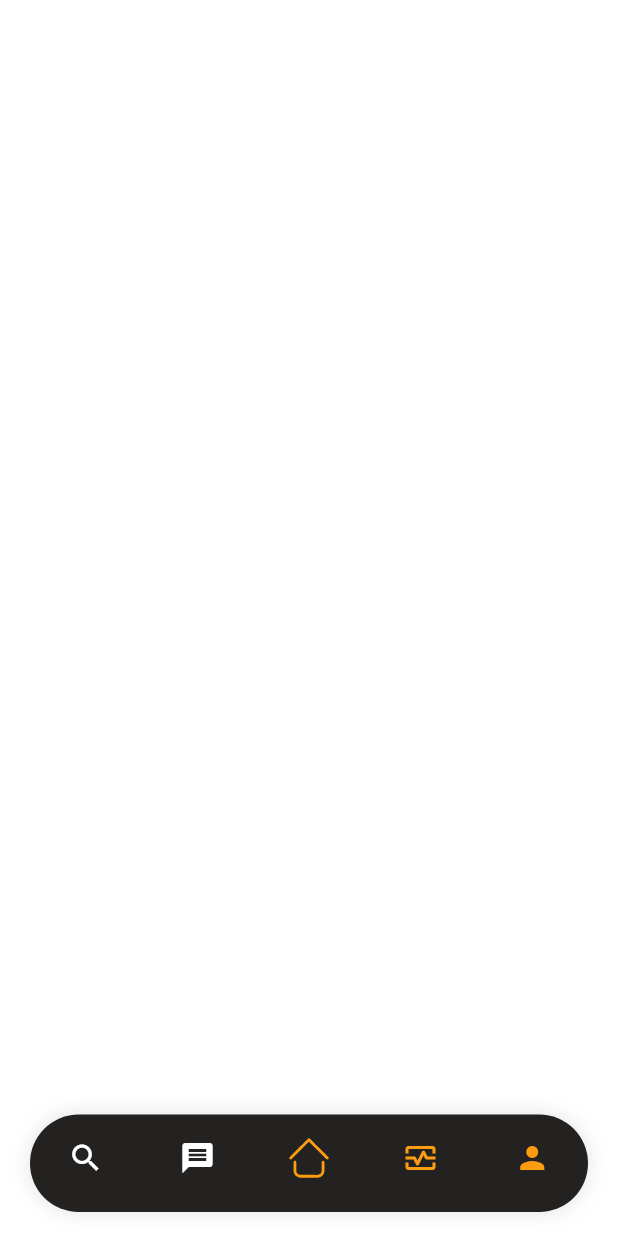
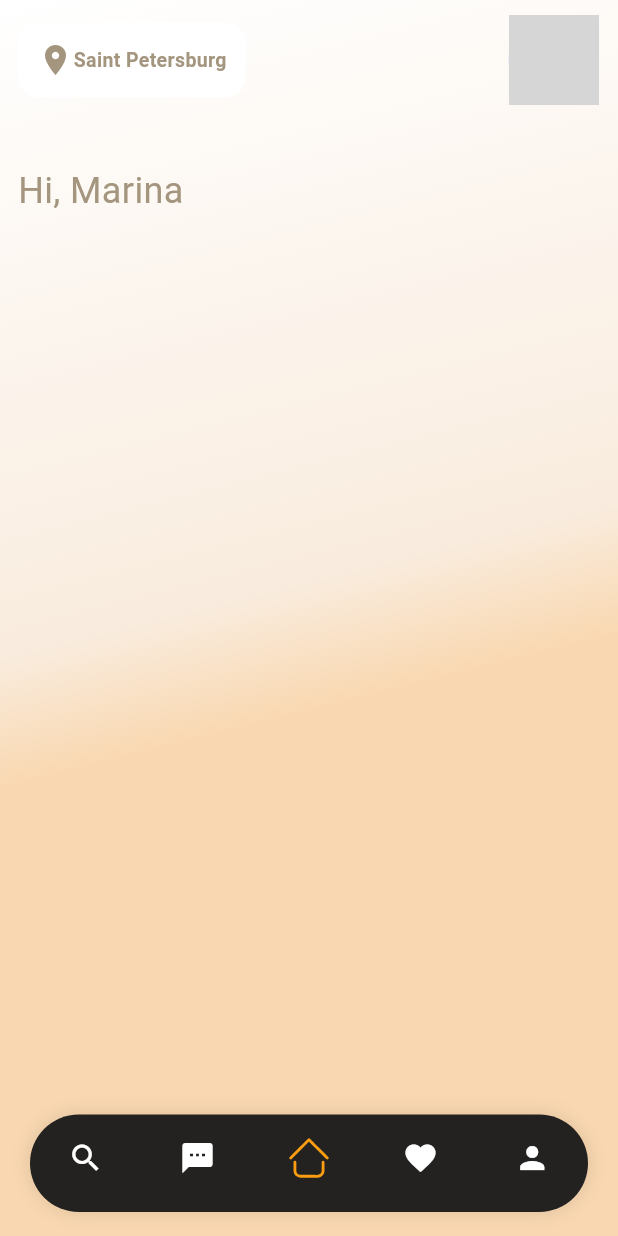
Before and after one commit to Yonkokilasi/real-estate-app-test, a Flutter app: the screen it shows after launch, on a phone screen of 412 x 824 dp. Run offline on Flutter 3.47's test engine with Material 3 defaults, Android fonts, the phone set to English and light mode, and no system bars; our stand-ins replace flutter_svg, stacked, stacked_services, stacked_shared, vector_graphics; network calls fail; grey boxes are pictures that could not be loaded.

Commit message:
add gradient to home page

```diff
--- a/lib/main.dart
+++ b/lib/main.dart
@@ -1,6 +1,15 @@
 import 'package:flutter/material.dart';
+import 'package:flutter/services.dart';
 import 'package:real_estate_app/app.dart';
+import 'package:real_estate_app/utils/app_theme.dart';
 
 void main() {
+  SystemChrome.setSystemUIOverlayStyle(
+    const SystemUiOverlayStyle(
+        statusBarColor: Pallete.lightGrey,
+        statusBarBrightness: Brightness.dark),
+  );
+  SystemChrome.setPreferredOrientations(
+      [DeviceOrientation.portraitUp, DeviceOrientation.portraitDown]);
   runApp(const RealEstateApp());
 }
--- a/lib/screens/bottom_nav_pages/home_screen.dart
+++ b/lib/screens/bottom_nav_pages/home_screen.dart
@@ -1,4 +1,5 @@
 import 'package:flutter/material.dart';
+import 'package:real_estate_app/utils/app_colors.dart';
 
 class HomeScreen extends StatefulWidget {
   const HomeScreen({super.key});
@@ -7,9 +8,90 @@ class HomeScreen extends StatefulWidget {
   State<HomeScreen> createState() => _HomeScreenState();
 }
 
+List<String> potentialPortraits = [
+  'https://images.unsplash.com/photo-1540331547168-8b63109225b7?q=80&w=2165&auto=format&fit=crop&ixlib=rb-4.0.3&ixid=M3wxMjA3fDB8MHxwaG90by1wYWdlfHx8fGVufDB8fHx8fA%3D%3D',
+  'https://images.unsplash.com/photo-1540331547168-8b63109225b7?q=80&w=2165&auto=format&fit=crop&ixlib=rb-4.0.3&ixid=M3wxMjA3fDB8MHxwaG90by1wYWdlfHx8fGVufDB8fHx8fA%3D%3D'
+];
+
+// background-color: #ffffff;
+// background-image: linear-gradient(180deg, #ffffff 0%, #f9ecde 50%, #f9d8b1 100%);
+
 class _HomeScreenState extends State<HomeScreen> {
   @override
   Widget build(BuildContext context) {
-    return Container();
+    return Container(
+      padding: const EdgeInsets.only(left: 12, right: 13, top: 10),
+      decoration: const BoxDecoration(
+        gradient: LinearGradient(
+          colors: [
+            Color(0xFFFFFFFF),
+            Color(0xFFF9ECDE),
+            Color(0xFFF9D8B1),
+          ],
+          begin: Alignment.topLeft,
+          end: Alignment.bottomCenter,
+          stops: [0.0, 0.5, 0.6],
+          tileMode: TileMode.clamp,
+        ),
+      ),
+      child: Column(
+        crossAxisAlignment: CrossAxisAlignment.start,
+        children: [
+          // Location and Profile Picture Row
+          Row(
+            children: [
+              Container(
+                padding: const EdgeInsets.all(13),
+                decoration: BoxDecoration(
+                  color: Colors.white,
+                  borderRadius: BorderRadius.circular(14),
+                ),
+                child: const Row(
+                  children: [
+                    Icon(Icons.location_on, color: kAccent),
+                    Text(
+                      'Saint Petersburg',
+                      style: TextStyle(
+                          fontSize: 13,
+                          fontWeight: FontWeight.bold,
+                          color: kAccent),
+                    ),
+                  ],
+                ),
+              ),
+              const Spacer(),
+              // CircleAvatar(
+              //   radius: 30,
+              //   //  backgroundColor: Colors.grey,
+              //   child: ClipRRect(
+              //     borderRadius: BorderRadius.circular(100),
+              //     child: FadeInImage.assetNetwork(
+              //       placeholder: 'https://via.placeholder.com/150',
+              //       image:
+              //           'https://images.unsplash.com/photo-1494790108377-be9c29b29330?q=80&w=3087&auto=format&fit=crop&ixlib=rb-4.0.3&ixid=M3wxMjA3fDB8MHxwaG90by1wYWdlfHx8fGVufDB8fHx8fA%3D%3D',
+              //       fit: BoxFit.contain,
+              //       width: 60,
+              //       height: 60,
+              //     ),
+              //   ),
+              // ),
+              CircleAvatar(
+                radius: 30,
+                foregroundImage: NetworkImage(
+                  potentialPortraits.first,
+                ),
+              ),
+            ],
+          ),
+          const SizedBox(
+            height: 40,
+          ),
+          const Text(
+            'Hi, Marina',
+            style: TextStyle(fontSize: 24, color: kAccent),
+          )
+        ],
+      ),
+    );
   }
 }
--- a/lib/screens/home.dart
+++ b/lib/screens/home.dart
@@ -35,7 +35,7 @@ class _HomeState extends State<Home> {
   @override
   Widget build(BuildContext context) {
     return Scaffold(
-      backgroundColor: Colors.white,
+      backgroundColor: Pallete.lightGrey,
       resizeToAvoidBottomInset: false,
       extendBody: true,
       floatingActionButtonLocation: FloatingActionButtonLocation.centerFloat,
@@ -67,13 +67,13 @@ class _HomeState extends State<Home> {
             BottomNavigationBarItem(
               icon: Icon(
                 Icons.search,
-                color: getColor(selectedBottomNavIndex, 1),
+                color: getColor(selectedBottomNavIndex, 0),
               ),
               label: '',
             ),
             BottomNavigationBarItem(
               icon: Icon(
-                Icons.message,
+                Icons.sms,
                 color: getColor(selectedBottomNavIndex, 1),
               ),
               label: '',
@@ -87,15 +87,15 @@ class _HomeState extends State<Home> {
             ),
             BottomNavigationBarItem(
               icon: Icon(
-                Icons.monitor_heart_outlined,
-                color: getColor(selectedBottomNavIndex, 2),
+                Icons.favorite,
+                color: getColor(selectedBottomNavIndex, 3),
               ),
               label: '',
             ),
             BottomNavigationBarItem(
               icon: Icon(
                 Icons.person,
-                color: getColor(selectedBottomNavIndex, 2),
+                color: getColor(selectedBottomNavIndex, 4),
               ),
               label: '',
             )
--- a/lib/utils/app_theme.dart
+++ b/lib/utils/app_theme.dart
@@ -3,9 +3,10 @@ import 'package:real_estate_app/utils/app_colors.dart';
 
 class Pallete {
   static const whiteColor = Colors.white;
+  static const lightGrey = Color(0xFFF8F8F8);
 
   static var lightModeAppTheme = ThemeData.light().copyWith(
-    scaffoldBackgroundColor: whiteColor,
+    scaffoldBackgroundColor: lightGrey,
     appBarTheme: const AppBarTheme(
       backgroundColor: whiteColor,
       elevation: 0,
```
